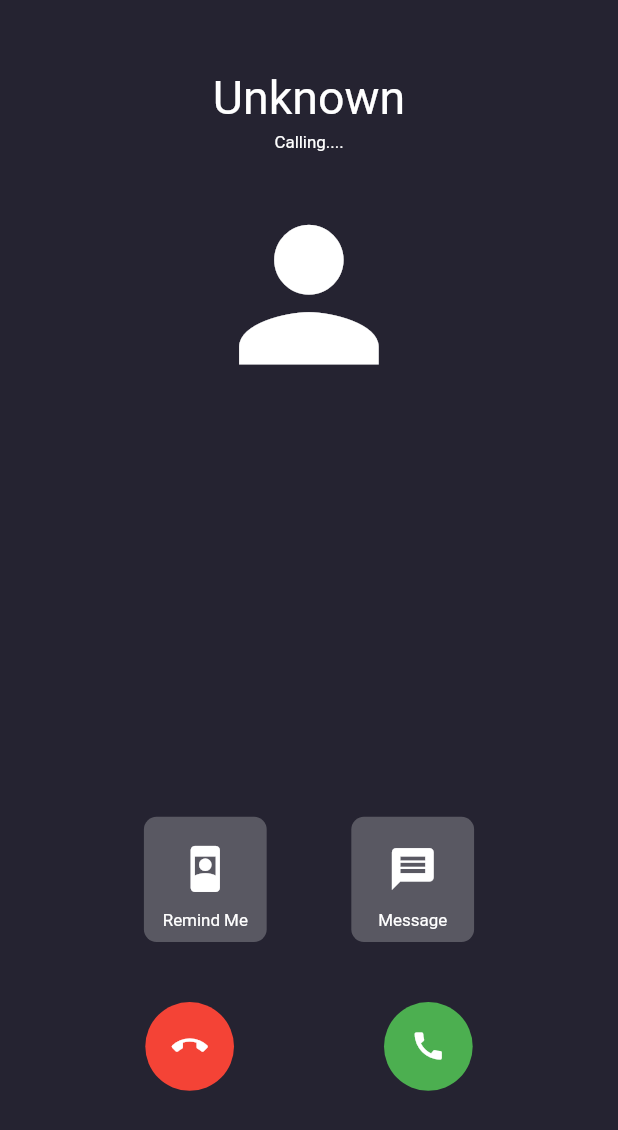
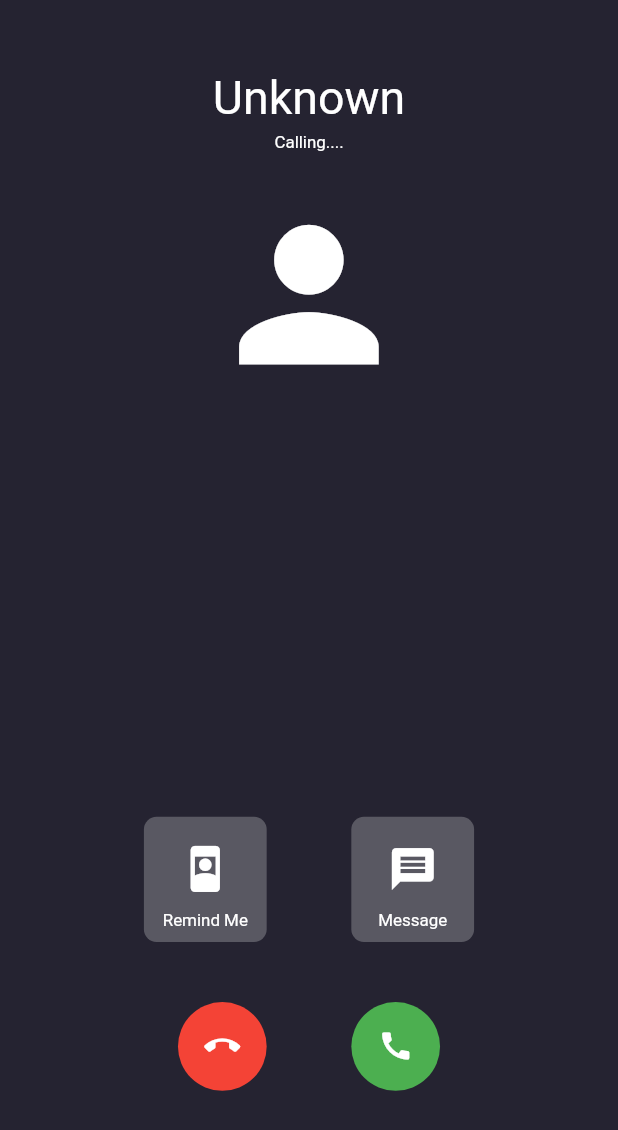
Before and after one commit to nooralibutt/love_test_app, a Flutter app: the CallScreen screen opened by its route, on a phone screen of 412 x 824 dp. Shown: the top 1130 px of the screen. Run offline on Flutter 3.47's test engine with Material 2 defaults, Android fonts, the light colour scheme and no system bars; our stand-ins replace audioplayers, flutter_screenutil, vibration.

Commit message:
add vibrator in call screen

```diff
--- a/lib/screen/call_screen/call_screen.dart
+++ b/lib/screen/call_screen/call_screen.dart
@@ -1,6 +1,7 @@
 import 'package:love_test_app/screen/call_screen/components/accept_call_button.dart';
 import 'package:love_test_app/screen/call_screen/components/icon_card.dart';
 import 'package:love_test_app/utils/all_utilities.dart';
+import 'package:love_test_app/utils/call_vibrator.dart';
 import 'package:love_test_app/utils/my_audio_player.dart';
 
 class CallScreen extends StatefulWidget {
@@ -16,14 +17,13 @@
   @override
   void initState() {
     MyAudioPlayer.instance.playRingtone();
-
+    MyVibrator.ringtoneVibrate();
     super.initState();
   }
 
   @override
   void dispose() {
-    MyAudioPlayer.instance.stopRingtone();
-
+    _stopRingtone();
     super.dispose();
   }
 
@@ -57,15 +57,17 @@
             SizedBox(height: 100.h),
             Row(
               mainAxisAlignment: MainAxisAlignment.center,
-              children: const [
+              children: [
                 AcceptCallButton(
                   icon: Icons.call_end,
                   bgColor: Colors.red,
+                  onPressed: () => Navigator.pop(context),
                 ),
-                SizedBox(width: 100),
+                SizedBox(width: 200.w),
                 AcceptCallButton(
                   icon: Icons.call,
                   bgColor: Colors.green,
+                  onPressed: () => Navigator.pop(context),
                 ),
               ],
             )
@@ -74,4 +76,9 @@
       ),
     );
   }
+
+  _stopRingtone() {
+    MyAudioPlayer.instance.stopRingtone();
+    MyVibrator.stop();
+  }
 }
```
